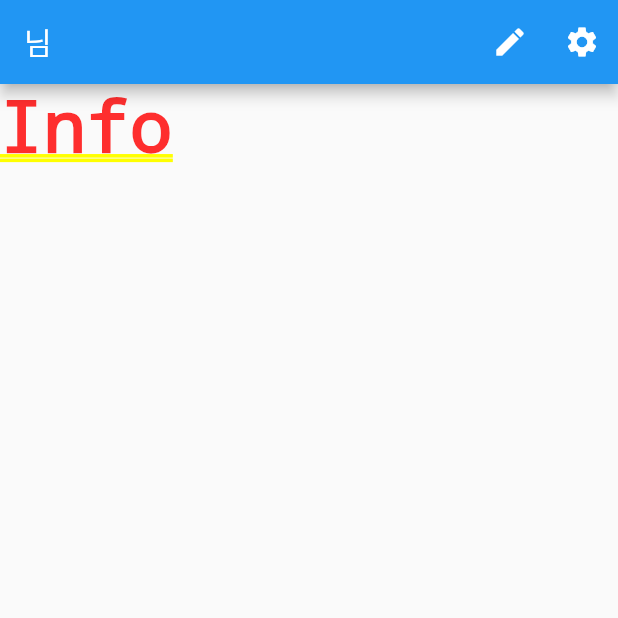
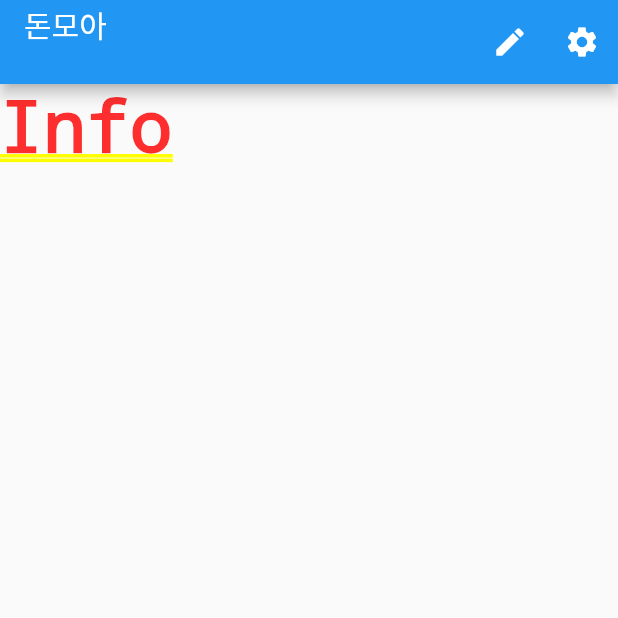
Before and after one commit to ParkKyeongPyo/moneyapp, a Flutter app: the screen it shows after launch, item 2 of the bottom bar chosen, on a phone screen of 412 x 824 dp, the top half of it. Run offline on Flutter 3.47's test engine with Material 2 defaults, Android fonts, the phone set to English and light mode, and no system bars; our stand-ins replace cloud_firestore, firebase_auth, firebase_core; accounts and stored records are empty.

```diff
--- a/lib/appbar_route/profile_widget/login_logic_widget.dart
+++ b/lib/appbar_route/profile_widget/login_logic_widget.dart
@@ -2,6 +2,7 @@ import 'dart:math';
 
 import 'package:firebase_auth/firebase_auth.dart';
 import 'package:flutter/material.dart';
+import 'package:moneyapp/main.dart';
 
 class LoginLogicWidget extends StatelessWidget {
   const LoginLogicWidget({super.key});
--- a/lib/appbar_route/profile_widget/login_screen_widget.dart
+++ b/lib/appbar_route/profile_widget/login_screen_widget.dart
@@ -53,7 +53,7 @@ class _LoginScreenState extends State<LoginScreen> {
                 height: 10,
               ),
               TextField(
-                keyboardType: TextInputType.visiblePassword,
+                obscureText: true,
                 decoration: const InputDecoration(
                   border: OutlineInputBorder(),
                   labelText: '계정 비밀번호',
--- a/lib/main.dart
+++ b/lib/main.dart
@@ -8,6 +8,8 @@ import 'package:moneyapp/appbar_route/profile_screen.dart';
 import 'package:firebase_core/firebase_core.dart';
 import 'firebase_options.dart';
 import 'package:firebase_auth/firebase_auth.dart';
+
+import 'fun_widget/dialog_widget.dart';
 
 Future<void> main() async {
   WidgetsFlutterBinding.ensureInitialized();
@@ -31,7 +33,7 @@ class _MyAppState extends State<MyApp> {
   // This widget is the root of your application.
 
   // bottom navigation bar variable and function.
-  int _selectedIndex = 0;
+  static int _selectedIndex = 0;
 
   void _onItemTapped(int index) {
     setState(() {
@@ -40,14 +42,22 @@ class _MyAppState extends State<MyApp> {
   }
 
   //User 정보 변수
-  String userID = "";
-  String? userEmail = "";
-  String? displayname = "";
+  static String userID = "";
+  static String? userEmail = "";
+  static String? displayname = "";
 
-  static List<Widget> pages = <Widget>[
-    const HomeScreen(),
-    const InfoScreen(),
-  ];
+  //로그인 상태 변수
+  static bool isLoggin = true;
+
+  //String _value = "";
+  //bool _isChildUpdated = false;
+
+  /*void _update(String value) {
+    setState(() {
+      _isChildUpdated = true;
+      _value = value;
+    });
+  }*/
 
   @override
   Widget build(BuildContext context) {
@@ -56,8 +66,16 @@ class _MyAppState extends State<MyApp> {
         userID = user.uid;
         userEmail = user.email;
         displayname = user.displayName;
+        isLoggin = true;
+      } else {
+        isLoggin = false;
       }
     });
+
+    List<Widget> pages = <Widget>[
+      const HomeScreen(),
+      const InfoScreen(),
+    ];
 
     print(userID);
     print(userEmail);
@@ -65,12 +83,18 @@ class _MyAppState extends State<MyApp> {
     return MaterialApp(
       home: Scaffold(
         appBar: AppBar(
-          title: Text('$displayname님'),
+          title: Column(
+            children: [
+              const Text("돈모아"),
+              isLoggin ? Text('$displayname') : const Text(""),
+            ],
+          ),
           actions: [
             IconButton(
               icon: const Icon(Icons.edit),
               tooltip: 'Edit',
               onPressed: () {
+                if (isLoggin) {
                   Navigator.push(
                     context,
                     MaterialPageRoute(
@@ -80,6 +104,13 @@ class _MyAppState extends State<MyApp> {
                       ),
                     ),
                   );
+                } else {
+                  DialogWidget.showDialogAlert(
+                    context: context,
+                    title: "알림",
+                    message: "로그인 후 이용할 수 있습니다.",
+                  );
+                }
               },
             ),
             IconButton(
--- a/lib/route/home_screen.dart
+++ b/lib/route/home_screen.dart
@@ -33,6 +33,8 @@ class HomeScreen extends StatefulWidget {
 
   static Map<String, dynamic> info = {};
 
+  //late bool isUpdated;
+
   const HomeScreen({
     super.key,
   });
@@ -44,20 +46,12 @@ class HomeScreen extends StatefulWidget {
 class _HomeScreenState extends State<HomeScreen> {
   final db = FirebaseFirestore.instance;
 
-  @override
-  Widget build(BuildContext context) {
-    FirebaseAuth.instance.authStateChanges().listen((User? user) {
-      if (user != null) {
-        HomeScreen.userID = user.uid;
-      }
-    });
-
+  Future<Map<String, dynamic>> getUserDataFromFB() async {
     if (HomeScreen.userID != "") {
       final docRef = db.collection("UserData").doc(HomeScreen.userID);
-      docRef.get().then(
-        (DocumentSnapshot doc) {
+      try {
+        final DocumentSnapshot doc = await docRef.get();
         final data = doc.data() as Map<String, dynamic>;
-          print(data);
 
         if (data['target'] == "있음") {
           if (data['job'] == '직장인' || data['job'] == '알바생') {
@@ -68,8 +62,10 @@ class _HomeScreenState extends State<HomeScreen> {
             HomeScreen.info['addIncome'] = data['addIncome'];
             HomeScreen.info['fixPay'] = data['fixPay'];
             HomeScreen.info['addPay'] = data['addPay'];
+            HomeScreen.info['job'] = data['job'];
 
-              HomeScreen.category = 1;
+            HomeScreen.info['category'] = 1;
+            return HomeScreen.info;
           } else if (data['job'] == '프리랜서') {
             HomeScreen.info['currentMoney'] = data['currentMoney'];
             HomeScreen.info['targetMoney'] = data['targetMoney'];
@@ -78,16 +74,20 @@ class _HomeScreenState extends State<HomeScreen> {
             HomeScreen.info['addIncome'] = data['addIncome'];
             HomeScreen.info['fixPay'] = data['fixPay'];
             HomeScreen.info['addPay'] = data['addPay'];
+            HomeScreen.info['job'] = data['job'];
 
-              HomeScreen.category = 2;
+            HomeScreen.info['category'] = 2;
+            return HomeScreen.info;
           } else {
             HomeScreen.info['currentMoney'] = data['currentMoney'];
             HomeScreen.info['targetMoney'] = data['targetMoney'];
             HomeScreen.info['targetPeriod'] = data['targetPeriod'];
             HomeScreen.info['pinMoney'] = data['pinMoney'];
             HomeScreen.info['monthPay'] = data['monthPay'];
+            HomeScreen.info['job'] = data['job'];
 
-              HomeScreen.category = 3;
+            HomeScreen.info['category'] = 3;
+            return HomeScreen.info;
           }
         } else {
           if (data['job'] == '직장인' || data['job'] == '알바생') {
@@ -96,60 +96,108 @@ class _HomeScreenState extends State<HomeScreen> {
             HomeScreen.info['addIncome'] = data['addIncome'];
             HomeScreen.info['fixPay'] = data['fixPay'];
             HomeScreen.info['addPay'] = data['addPay'];
+            HomeScreen.info['job'] = data['job'];
 
-              HomeScreen.category = 4;
+            HomeScreen.info['category'] = 4;
+            return HomeScreen.info;
           } else if (data['job'] == '프리랜서') {
             HomeScreen.info['currentMoney'] = data['currentMoney'];
             HomeScreen.info['income'] = data['income'];
             HomeScreen.info['addIncome'] = data['addIncome'];
             HomeScreen.info['fixPay'] = data['fixPay'];
             HomeScreen.info['addPay'] = data['addPay'];
+            HomeScreen.info['job'] = data['job'];
 
-              HomeScreen.category = 5;
+            HomeScreen.info['category'] = 5;
+            return HomeScreen.info;
           } else {
             HomeScreen.info['currentMoney'] = data['currentMoney'];
             HomeScreen.info['pinMoney'] = data['pinMoney'];
             HomeScreen.info['monthPay'] = data['monthPay'];
+            HomeScreen.info['job'] = data['job'];
 
-              HomeScreen.category = 6;
+            HomeScreen.info['category'] = 6;
+            return HomeScreen.info;
           }
         }
         // ...
-        },
-        onError: (e) => print("Error getting document: $e"),
-      );
+      } catch (e) {
+        print("Error getting document: $e");
+        return HomeScreen.info;
       }
+    } else {
+      return HomeScreen.info;
+    }
+  }
+
+  @override
+  Widget build(BuildContext context) {
+    /*if (widget.isUpdated) {
+      setState(() {
+        widget.isUpdated = false;
+      });
+    }*/
+
+    FirebaseAuth.instance.authStateChanges().listen((User? user) {
+      if (user != null) {
+        HomeScreen.userID = user.uid;
+      } else {
+        HomeScreen.userID = "";
+      }
+    });
+
+    getUserDataFromFB();
 
     return MaterialApp(
       home: Scaffold(
-        body: Center(
+        body: FutureBuilder(
+          future: getUserDataFromFB(),
+          builder: (context, snapshot) {
+            if (snapshot.connectionState == ConnectionState.waiting) {
+              // If the Future is not yet complete, show a loading spinner
+              return const CircularProgressIndicator();
+            }
+            if (snapshot.hasData) {
+              // If the Future is complete and has data, show the data
+              print("hasData");
+              print(snapshot.data);
+              return Center(
                 child: HomeScreen.userID != ""
-              ? HomeScreen.category == 1
+                    ? HomeScreen.info['category'] == 1
                         ? TargetCompany(
                             info: HomeScreen.info,
                           )
-                  : HomeScreen.category == 2
+                        : HomeScreen.info['category'] == 2
                             ? TargetFree(
                                 info: HomeScreen.info,
                               )
-                      : HomeScreen.category == 3
+                            : HomeScreen.info['category'] == 3
                                 ? TargetStudent(
                                     info: HomeScreen.info,
                                   )
-                          : HomeScreen.category == 4
+                                : HomeScreen.info['category'] == 4
                                     ? Company(
                                         info: HomeScreen.info,
                                       )
-                              : HomeScreen.category == 5
+                                    : HomeScreen.info['category'] == 5
                                         ? Free(
                                             info: HomeScreen.info,
                                           )
-                                  : HomeScreen.category == 6
+                                        : HomeScreen.info['category'] == 6
                                             ? Student(
                                                 info: HomeScreen.info,
                                               )
                                             : const Text("정보를 먼저 작성해주세요.")
                     : const Text("로그인 후 이용하세요"),
+              );
+            }
+            if (snapshot.hasError) {
+              // If the Future has an error, display the error message
+              return Text("Error: ${snapshot.error}");
+            }
+            // By default, show a loading spinner
+            return const CircularProgressIndicator();
+          },
         ),
       ),
     );
```
Also changed, not shown: lib/appbar_route/edit_screen.dart (+7 -0 lines), lib/appbar_route/profile_screen.dart (+8 -1 lines), lib/fun_widget/dialog_widget.dart (added, +65 -0 lines). Lines whose indentation alone changed are shown as unchanged.
